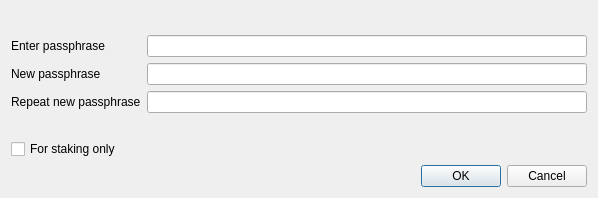
Qt form src/qt/forms/askpassphrasedialog.ui (coinkeeper/2015-04-19_21-22_pandacoin) before a commit.
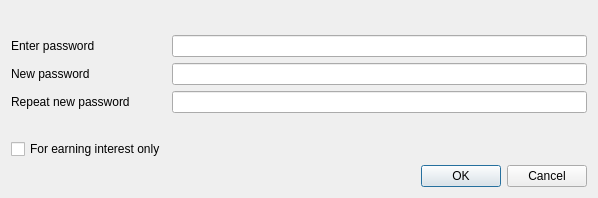
The same form after that commit.

What changed in the file:
```diff
--- a/src/qt/forms/askpassphrasedialog.ui
+++ b/src/qt/forms/askpassphrasedialog.ui
@@ -44,7 +44,7 @@
      <item row="0" column="0">
       <widget class="QLabel" name="passLabel1">
        <property name="text">
-        <string>Enter passphrase</string>
+        <string>Enter password</string>
        </property>
       </widget>
      </item>
@@ -58,7 +58,7 @@
      <item row="1" column="0">
       <widget class="QLabel" name="passLabel2">
        <property name="text">
-        <string>New passphrase</string>
+        <string>New password</string>
        </property>
       </widget>
      </item>
@@ -72,7 +72,7 @@
      <item row="2" column="0">
       <widget class="QLabel" name="passLabel3">
        <property name="text">
-        <string>Repeat new passphrase</string>
+        <string>Repeat new password</string>
        </property>
       </widget>
      </item>
@@ -104,15 +104,15 @@
        <property name="enabled">
         <bool>true</bool>
        </property>
-       <property name="toolTip">
-        <string>Serves to disable the trivial sendmoney when OS account compromised. Provides no real security.</string>
-       </property>
-       <property name="text">
-        <string>For staking only</string>
-       </property>
        <property name="visible">
         <bool>false</bool>
        </property>
+       <property name="toolTip">
+        <string>Serves to disable the trivial sendmoney when OS account compromised. Provides no real security.</string>
+       </property>
+       <property name="text">
+        <string>For earning interest only</string>
+       </property>
       </widget>
      </item>
     </layout>
```
